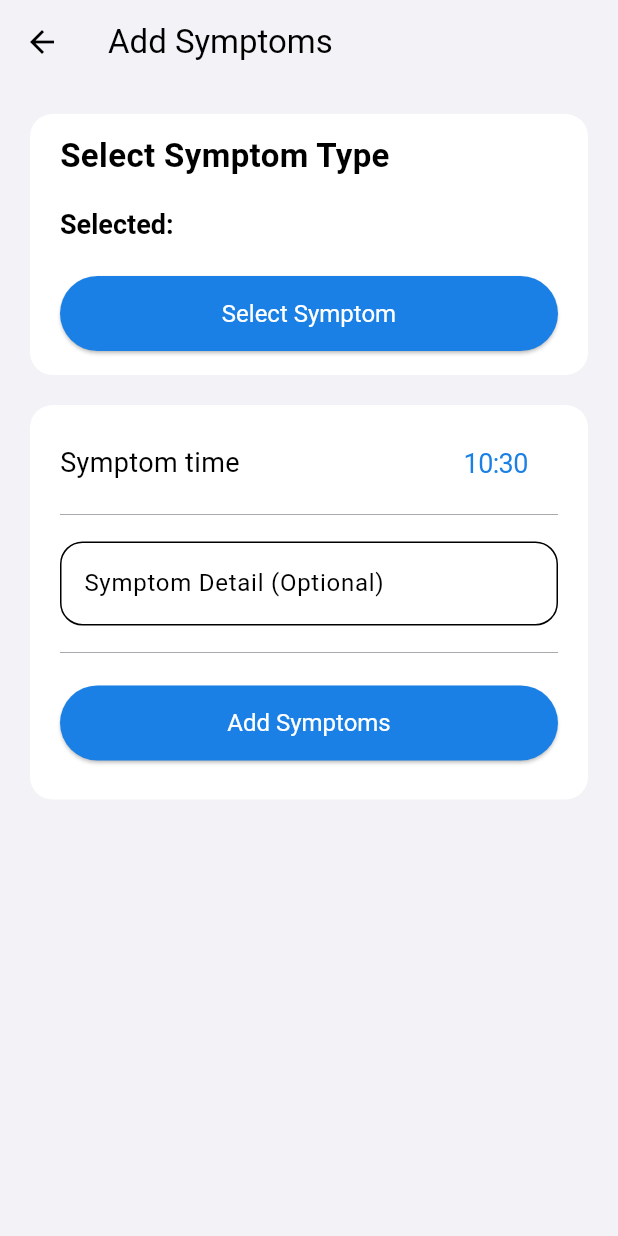
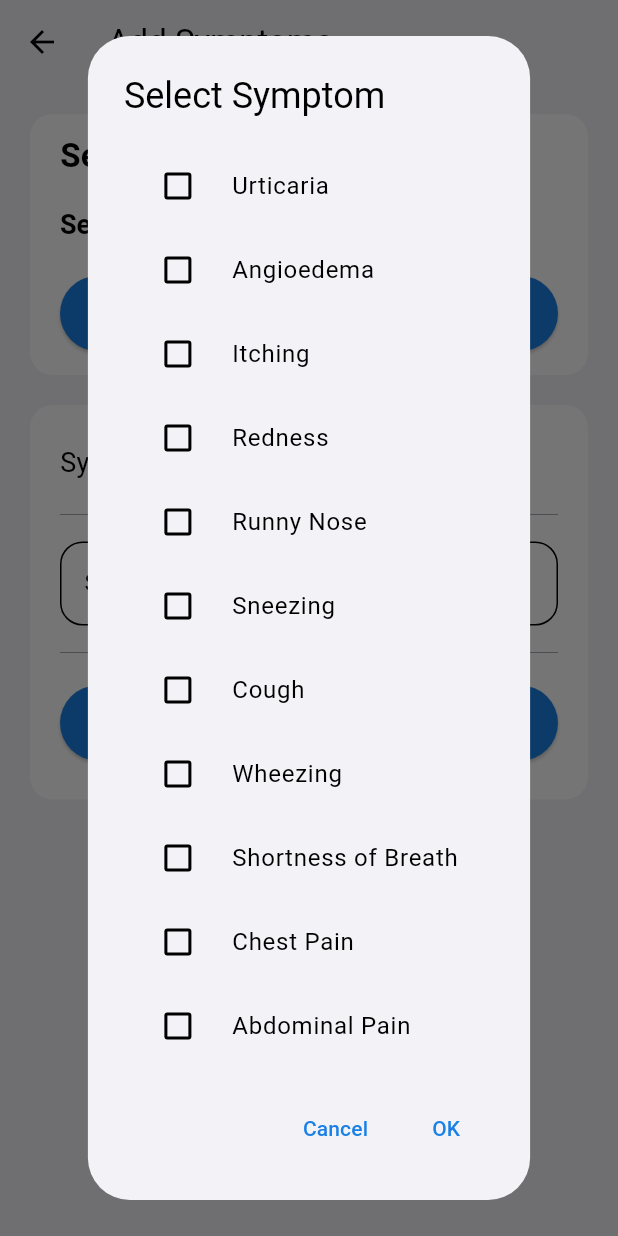
Before and after one commit to KeremTamirci/ImmunotherapyApp, a Flutter app: the AddSymptomsPage screen opened directly, after a tap on "Select Symptom", on a phone screen of 412 x 824 dp. Run offline on Flutter 3.47's test engine with Material 3 defaults, Android fonts, the phone set to English and light mode, and no system bars; our stand-ins replace accordion, cloud_firestore, firebase_auth, firebase_core, firebase_messaging, fl_chart and 6 more; missing offline and left inert: dart:ffi; accounts and stored records are empty; generated files the repository leaves out were written again.

Commit message:
Symptom page and other changes

```diff
--- a/immunotheraphy_app/lib/doctor/screens/doctor_signin_screen.dart
+++ b/immunotheraphy_app/lib/doctor/screens/doctor_signin_screen.dart
@@ -97,7 +97,7 @@ class _DoctorSignInScreenState extends State<DoctorSignInScreen> {
                           title: const DialogTitleText("Error",
                               color: Color.fromARGB(255, 126, 6, 0)),
                           content: DialogText(
-                              "An error occurred: ${error.toString()}"),
+                              AppLocalizations.of(context)!.invalidPassword),
                           actions: [
                             DialogTextButton(
                               "OK",
--- a/immunotheraphy_app/lib/l10n/app_en.arb
+++ b/immunotheraphy_app/lib/l10n/app_en.arb
@@ -191,7 +191,10 @@
     "termsOfService": "Dear patients, this phone application will help you regularly and daily record your treatment doses throughout the food allergy immunotherapy. By starting to use the application, you consent to the use of your laboratory and clinical information related to the illness in the scientific literature, provided that your identity information is kept confidential.",
     "byContinuing": "By continuing you are accepting the ",
     "termsOfUse": "Terms of Use",
-    "accept": "Accept"
+    "accept": "Accept",
+"formPage5": "Do you have any symptoms such as fever, rash/redness/swelling on the skin, cough, wheezing, abdominal pain, vomiting, diarrhea, etc.?",
+"formPage6": "Do you have any oral issues? (sores, tooth extraction), or have you taken any fever reducers or pain relievers?",
+    "invalidPassword":"Invalid Email or Password"
 
 
 }
--- a/immunotheraphy_app/lib/l10n/app_tr.arb
+++ b/immunotheraphy_app/lib/l10n/app_tr.arb
@@ -180,5 +180,8 @@
     "termsOfService": "Değerli hastalarımız, bu telefon uygulaması besin alerjisi immünoterapisi boyunca tedavi dozlarınızı günlük düzenli bir şekilde kayıt etmenize yarayacaktır. Uygulamayı kullanmaya başlayarak kimlik bilgileriniz gizli tutulmak koşuluyla hastalıkla ilgili laboratuvar ve klinik bilgiler bilimsel literatüre kaynak sağlamak üzere kullanılmasına izin vermiş olursunuz.",
     "byContinuing": "Uygulamayı kullanmaya devam ederek ",
     "termsOfUse": "Kullanım Şartları'nı ",
-    "accept": "kabul etmiş olursunuz"
+    "accept": "kabul etmiş olursunuz",
+    "formPage5": "Ateş, Deride döküntü/kızarıklık/şişlik, Öksürük, Hırıltı, Karın Ağrısı, Kusma, İshal  vb. bulgularınız var mı?",
+    "formPage6": "Ağız içi sorunlarınız var mı? (yara, diş çekimi) , Ya da Ateş düşürücü ilaç veya ağrı kesici aldınız mı?",
+    "invalidPassword": "Mail ya da Şifre Hatalı"
 }
--- a/immunotheraphy_app/lib/patient/screens/add_symptom_page.dart
+++ b/immunotheraphy_app/lib/patient/screens/add_symptom_page.dart
@@ -1,13 +1,12 @@
 import 'package:flutter/cupertino.dart';
 import 'package:flutter/material.dart';
-import 'package:flutter_material_pickers/flutter_material_pickers.dart';
 import 'package:firebase_auth/firebase_auth.dart';
 import 'package:immunotheraphy_app/patient/screens/dosage_and_symptom_page.dart';
 import 'package:immunotheraphy_app/patient/screens/infoSheets/SymptomsInfoSheet.dart';
 import 'package:immunotheraphy_app/patient/utils/database_controller.dart';
 import 'package:flutter_gen/gen_l10n/app_localizations.dart';
+import 'package:immunotheraphy_app/reusable_widgets/multi_select_dialog.dart';
 import 'package:immunotheraphy_app/utils/text_styles.dart';
-
 import 'infoSheets/SymptomsInfoPage.dart';
 
 class AddSymptomsPage extends StatefulWidget {
@@ -49,21 +48,6 @@ class _AddSymptomsPageState extends State<AddSymptomsPage>
     }
   }
 
-  Future<void> _showDatePicker() async {
-    showMaterialDatePicker(
-      context: context,
-      title: "Semptomun görüldüğü tarih",
-      selectedDate: _selectedDate,
-      onChanged: (date) {
-        setState(() {
-          _selectedDate = date;
-        });
-      },
-      firstDate: DateTime(2022),
-      lastDate: DateTime.now(),
-    );
-  }
-
   void _toggleDatePickerVisibility() {
     if (_showTime) {
       _animationController.reverse();
@@ -96,19 +80,21 @@ class _AddSymptomsPageState extends State<AddSymptomsPage>
       AppLocalizations.of(context)!.bayilma,
     ];
 
-    await showMaterialCheckboxPicker(
+    List<String>? selectedItems = await showDialog<List<String>>(
       context: context,
-      items: allSymptomTypes,
-      headerColor: Colors.blue,
-      backgroundColor: Colors.white,
-      title: AppLocalizations.of(context)!.selectSymptomType,
-      selectedItems: _selectedSymptomTypes,
-      onChanged: (List<String> value) {
-        setState(() {
-          _selectedSymptomTypes = value;
-        });
+      builder: (BuildContext context) {
+        return MultiSelectDialog(
+          items: allSymptomTypes,
+          initialSelectedItems: _selectedSymptomTypes,
+        );
       },
     );
+
+    if (selectedItems != null) {
+      setState(() {
+        _selectedSymptomTypes = selectedItems;
+      });
+    }
   }
 
   Future<void> _addSymptoms() async {
@@ -221,19 +207,10 @@ class _AddSymptomsPageState extends State<AddSymptomsPage>
                             ],
                           ),
                           const SizedBox(height: 20),
-                          // ElevatedButton(
-                          //     onPressed: _showSymptomTypePicker,
-                          //     style: ElevatedButton.styleFrom(
-                          //         alignment: Alignment.centerLeft),
-                          //     child: Text(
-                          //         AppLocalizations.of(context)!.selectSymptom)
-                          //     //Text(
-                          //     //  '${AppLocalizations.of(context)!.selected}: ${_selectedSymptomTypes.join(", ")}'
-                          //     //),
-                          //     ),
                           MainElevatedButton(
-                              AppLocalizations.of(context)!.selectSymptom,
-                              onPressed: _showSymptomTypePicker)
+                            AppLocalizations.of(context)!.selectSymptom,
+                            onPressed: _showSymptomTypePicker,
+                          ),
                         ],
                       ),
                     ),
@@ -272,7 +249,6 @@ class _AddSymptomsPageState extends State<AddSymptomsPage>
                             duration: const Duration(milliseconds: 500),
                             curve: Curves.easeInOut,
                             child: SizedBox(
-                              // height: _showTime ? 232 : 0,
                               child: _showTime
                                   ? Column(
                                       children: [
--- a/immunotheraphy_app/lib/patient/screens/patient_signin_screen.dart
+++ b/immunotheraphy_app/lib/patient/screens/patient_signin_screen.dart
@@ -112,7 +112,7 @@ class _PatientSignInScreenState extends State<PatientSignInScreen> {
                           title: const DialogTitleText("Error",
                               color: Color.fromARGB(255, 126, 6, 0)),
                           content: DialogText(
-                              "An error occurred: ${error.toString()}"),
+                              AppLocalizations.of(context)!.invalidPassword),
                           actions: [
                             DialogTextButton(
                               "OK",
--- /dev/null
+++ b/immunotheraphy_app/lib/reusable_widgets/multi_select_dialog.dart
@@ -0,0 +1,70 @@
+import 'package:flutter/material.dart';
+import 'package:flutter_gen/gen_l10n/app_localizations.dart';
+
+class MultiSelectDialog extends StatefulWidget {
+  final List<String> items;
+  final List<String> initialSelectedItems;
+
+  MultiSelectDialog({required this.items, required this.initialSelectedItems});
+
+  @override
+  _MultiSelectDialogState createState() => _MultiSelectDialogState();
+}
+
+class _MultiSelectDialogState extends State<MultiSelectDialog> {
+  List<String> _selectedItems = [];
+
+  @override
+  void initState() {
+    super.initState();
+    _selectedItems = List.from(widget.initialSelectedItems);
+  }
+
+  void _onItemCheckedChange(String itemValue, bool checked) {
+    setState(() {
+      if (checked) {
+        _selectedItems.add(itemValue);
+      } else {
+        _selectedItems.remove(itemValue);
+      }
+    });
+  }
+
+  void _onCancelTap() {
+    Navigator.pop(context);
+  }
+
+  void _onSubmitTap() {
+    Navigator.pop(context, _selectedItems);
+  }
+
+  @override
+  Widget build(BuildContext context) {
+    return AlertDialog(
+      title: Text(AppLocalizations.of(context)!.selectSymptom),
+      content: SingleChildScrollView(
+        child: ListBody(
+          children: widget.items
+              .map((item) => CheckboxListTile(
+                    value: _selectedItems.contains(item),
+                    title: Text(item),
+                    controlAffinity: ListTileControlAffinity.leading,
+                    onChanged: (checked) =>
+                        _onItemCheckedChange(item, checked!),
+                  ))
+              .toList(),
+        ),
+      ),
+      actions: <Widget>[
+        TextButton(
+          child: Text('Cancel'),
+          onPressed: _onCancelTap,
+        ),
+        TextButton(
+          child: Text('OK'),
+          onPressed: _onSubmitTap,
+        )
+      ],
+    );
+  }
+}
--- a/immunotheraphy_app/pubspec.yaml
+++ b/immunotheraphy_app/pubspec.yaml
@@ -39,7 +39,6 @@ dependencies:
   firebase_messaging: ^14.8.0
   flutter_local_notifications: ^17.0.1
   intl: ^0.18.1
-  flutter_material_pickers: ^3.6.0
   cloud_firestore: ^4.17.1
   fl_chart: ^0.61.0
   syncfusion_flutter_charts: ^25.2.4
```
Also changed, not shown: immunotheraphy_app/lib/patient/screens/dose_intake_page.dart (+5 -2 lines), immunotheraphy_app/lib/patient/screens/form_page.dart (+22 -2 lines), immunotheraphy_app/pubspec.lock, 1 other file.
